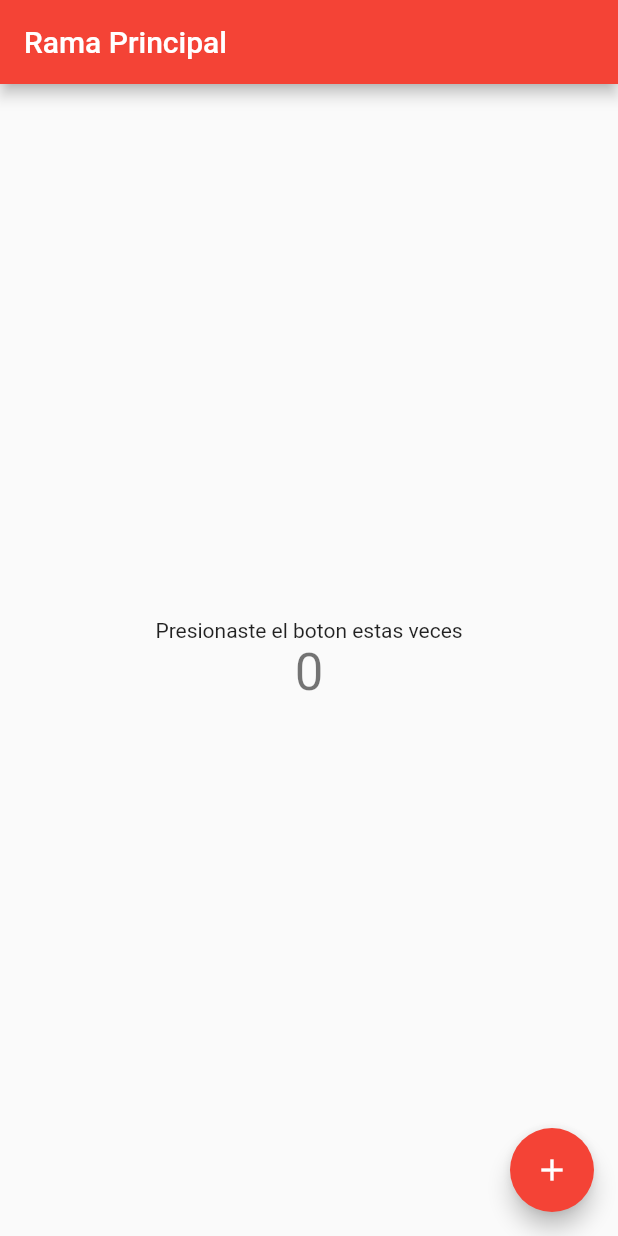
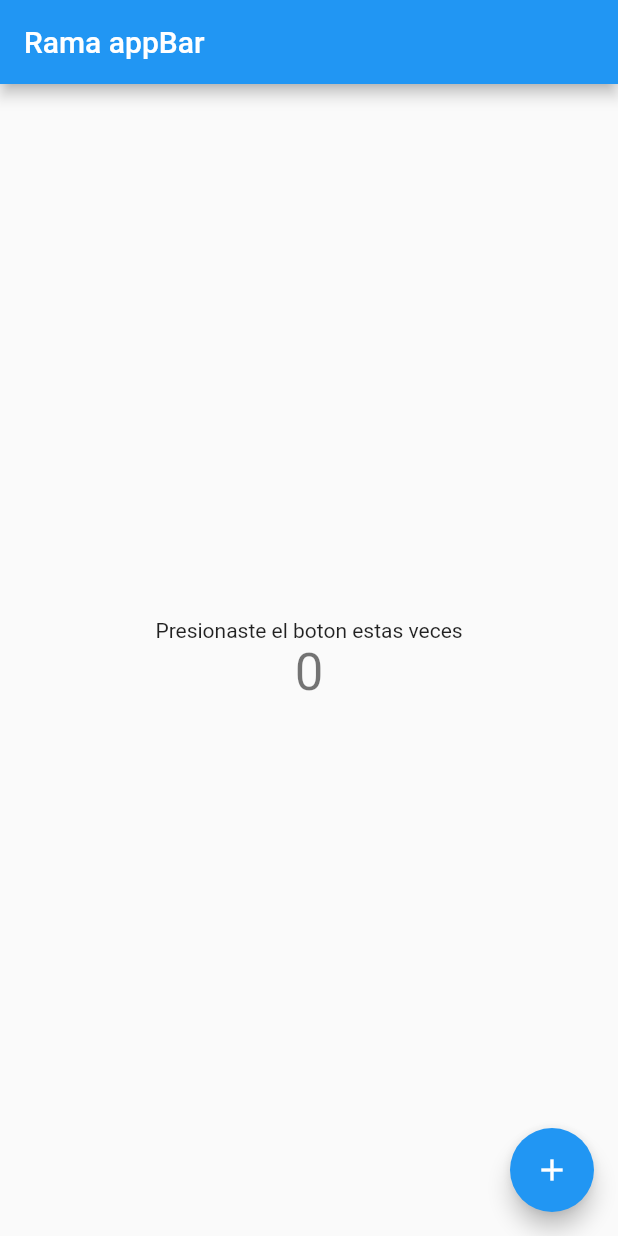
Before and after one commit to washington007/Git_GitHub, a Flutter app: the screen it shows after launch, on a phone screen of 412 x 824 dp. Run offline on Flutter 3.47's test engine with Material 2 defaults, Android fonts, the phone set to English and light mode, and no system bars.

Commit message:
Cambios en appBar (Version 1)

```diff
--- a/lib/main.dart
+++ b/lib/main.dart
@@ -12,9 +12,9 @@ class MyApp extends StatelessWidget {
       title: 'Curso Git',
       theme: ThemeData(
 
-        primarySwatch: Colors.red,
+        primarySwatch: Colors.blue,
       ),
-      home: MyHomePage(title: 'Rama Principal'),
+      home: MyHomePage(title: 'Rama appBar'),
     );
   }
 }
```
